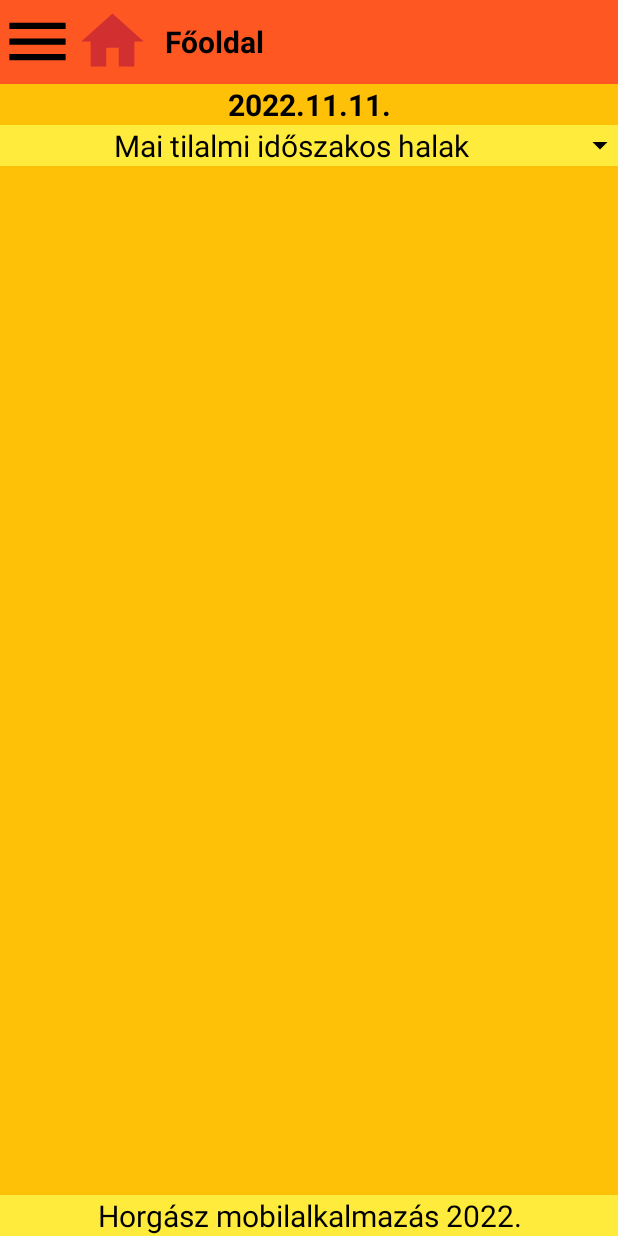
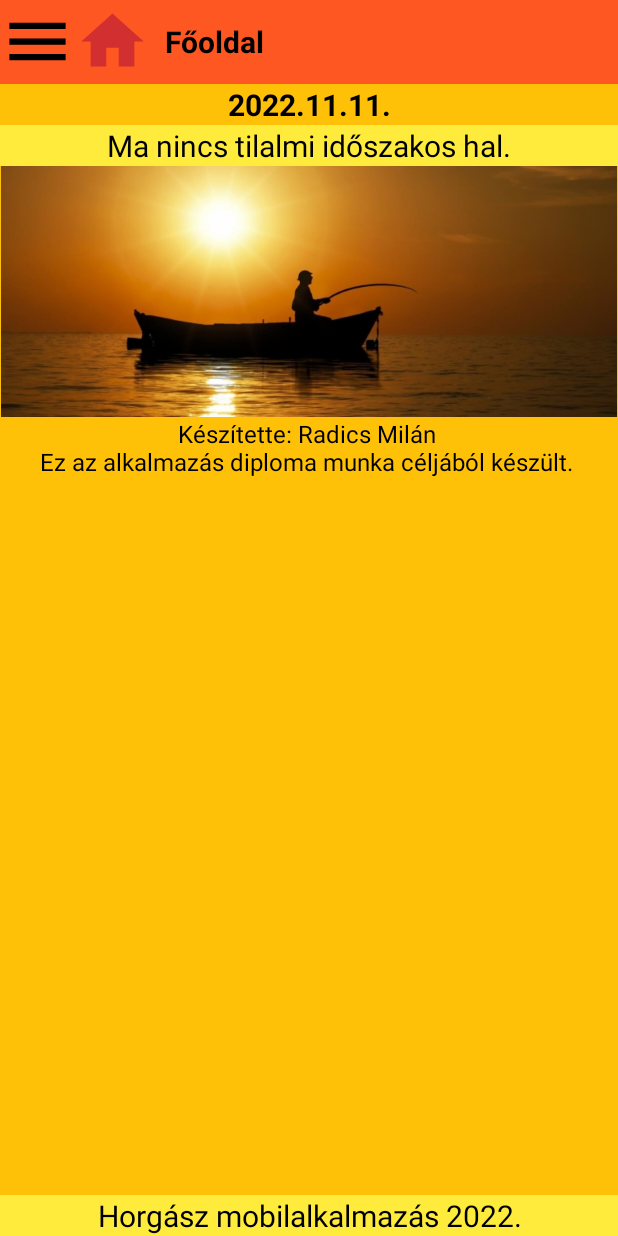
Before and after one commit to radics-milan/Horgasz_mobilAlkalmazas, an Android app: the screen it shows after launch (MainActivity), on a phone screen of 412 x 824 dp. Run offline under Robolectric (Android 15) with nearby library versions, the phone set to English and light mode, and no system bars; our stand-ins replace Firebase (no records; nobody signed in at launch, a user with empty details on screens opened directly), navigation-ui.

Commit message:
kisebb javítások

```diff
--- a/app/src/main/java/com/example/horgszmobilalkalmazs/FragmentMain.java
+++ b/app/src/main/java/com/example/horgszmobilalkalmazs/FragmentMain.java
@@ -20,7 +20,7 @@ public class FragmentMain extends Fragment {
     private LinearLayout todayCloseSeasonalFishLinearLayout;
     private TextView todayCloseSeasonalFishTextView;
     private DatabaseFish databaseFish;
-    private boolean showCloseSeasonalFish = false;
+    private boolean showCloseSeasonalFish = true;
 
     @Override
     public View onCreateView(LayoutInflater inflater, ViewGroup container, Bundle savedInstanceState) {
@@ -32,6 +32,7 @@ public class FragmentMain extends Fragment {
         todayCloseSeasonalFishTextView = view.findViewById(R.id.today_s_close_seasonal_fish_textView);
         todayCloseSeasonalFishTextView.setOnClickListener(o -> changeVisibility());
         databaseFish = new DatabaseFish(getActivity());
+        show();
         return view;
     }
 
@@ -42,6 +43,7 @@ public class FragmentMain extends Fragment {
 
     private void show() {
         int counter = 0;
+        todayCloseSeasonalFishLinearLayout.removeAllViews();
         if (showCloseSeasonalFish){
             ArrayList<ClassFish> fish = databaseFish.getAllDataFromLocalStore();
 
@@ -53,7 +55,6 @@ public class FragmentMain extends Fragment {
                     fishListItem.setTextSize(TypedValue.COMPLEX_UNIT_SP, 20);
                     fishListItem.setTextColor(getResources().getColor(R.color.black));
                     fishListItem.setTextAlignment(View.TEXT_ALIGNMENT_CENTER);
-                    fishListItem.setOnClickListener(view -> onClickFish(hal.getName()));
                     todayCloseSeasonalFishLinearLayout.addView(fishListItem);
                 }
             }
@@ -69,11 +70,4 @@ public class FragmentMain extends Fragment {
             todayCloseSeasonalFishTextView.setCompoundDrawablesWithIntrinsicBounds(0, 0, R.drawable.ic_arrow_drop_down, 0);
         }
     }
-
-    private void onClickFish(String nev) {
-        Intent intent = new Intent(getActivity(), FishDetailsActivity.class);
-        intent.putExtra("fishName", nev);
-        startActivity(intent);
-    }
-
 }
--- a/app/src/main/java/com/example/horgszmobilalkalmazs/MainActivity.java
+++ b/app/src/main/java/com/example/horgszmobilalkalmazs/MainActivity.java
@@ -20,8 +20,6 @@ import java.util.Objects;
 
 public class MainActivity extends AppCompatActivity {
     DatabaseFish databaseFish = new DatabaseFish(this);
-
-    String LOG_TAG = MainActivity.class.getName();
 
     @Override
     protected void onCreate(Bundle savedInstanceState) {
--- a/app/src/main/res/layout/fragment_main.xml
+++ b/app/src/main/res/layout/fragment_main.xml
@@ -10,7 +10,7 @@
 
     <LinearLayout
         android:layout_width="match_parent"
-        android:layout_height="wrap_content"
+        android:layout_height="match_parent"
         android:orientation="vertical"
         app:layout_constraintEnd_toEndOf="parent"
         app:layout_constraintStart_toStartOf="parent"
@@ -49,6 +49,19 @@
                 android:background="@color/orange"/>
         </ScrollView>
 
+        <ImageView
+            android:layout_width="match_parent"
+            android:layout_height="wrap_content"
+            android:src="@drawable/app_icon"
+            android:adjustViewBounds="true"/>
+
+        <TextView
+            android:layout_width="match_parent"
+            android:layout_height="wrap_content"
+            android:textAlignment="center"
+            android:textSize="16sp"
+            android:textColor="@color/black"
+            android:text="Készítette: Radics Milán \nEz az alkalmazás diploma munka céljából készült. "/>
     </LinearLayout>
 
     <TextView
```
Also changed, not shown: app/src/main/java/com/example/horgszmobilalkalmazs/DatabaseFish.java (+0 -10 lines).
